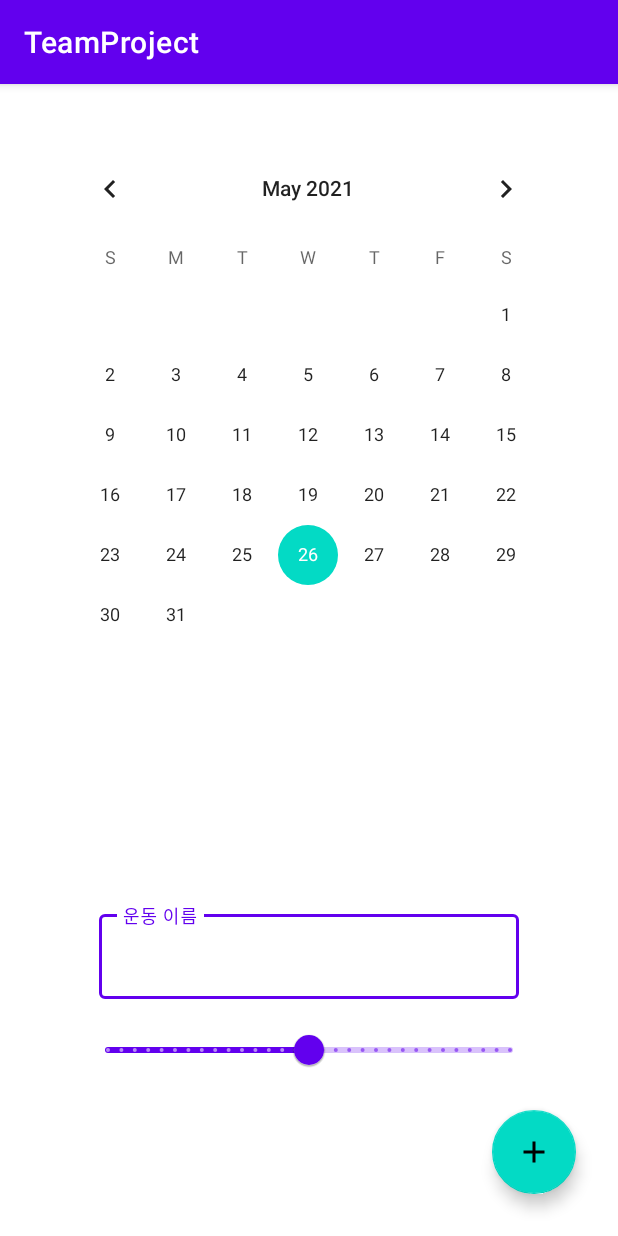
After one commit to DAEHYEONJO/MobileProgramming, an Android app: the CalendarActivity screen opened directly, with no data from a screen before it, on a phone screen of 412 x 824 dp. The commit adds this screen. Run offline under Robolectric (Android 15) with nearby library versions, the phone set to English and light mode, and no system bars.

Commit message:
add calendar view

```diff
--- a/app/src/main/AndroidManifest.xml
+++ b/app/src/main/AndroidManifest.xml
@@ -9,6 +9,7 @@
         android:roundIcon="@mipmap/ic_launcher_round"
         android:supportsRtl="true"
         android:theme="@style/Theme.TeamProject">
+        <activity android:name=".CalendarActivity"></activity>
         <activity android:name=".MainActivity">
             <intent-filter>
                 <action android:name="android.intent.action.MAIN" />
--- /dev/null
+++ b/app/src/main/java/com/example/teamproject/CalendarActivity.kt
@@ -0,0 +1,15 @@
+package com.example.teamproject
+
+import android.os.Bundle
+import androidx.appcompat.app.AppCompatActivity
+
+class CalendarActivity : AppCompatActivity() {
+    override fun onCreate(savedInstanceState: Bundle?) {
+        super.onCreate(savedInstanceState)
+        setContentView(R.layout.activity_calendar)
+        init()
+    }
+    fun init(){
+
+    }
+}
--- /dev/null
+++ b/app/src/main/res/drawable/ic_baseline_add_24.xml
@@ -0,0 +1,5 @@
+<vector android:height="24dp" android:tint="#FFFFFF"
+    android:viewportHeight="24" android:viewportWidth="24"
+    android:width="24dp" xmlns:android="http://schemas.android.com/apk/res/android">
+    <path android:fillColor="@android:color/white" android:pathData="M19,13h-6v6h-2v-6H5v-2h6V5h2v6h6v2z"/>
+</vector>
--- /dev/null
+++ b/app/src/main/res/layout/activity_calendar.xml
@@ -0,0 +1,64 @@
+<?xml version="1.0" encoding="utf-8"?>
+<androidx.constraintlayout.widget.ConstraintLayout xmlns:android="http://schemas.android.com/apk/res/android"
+    xmlns:app="http://schemas.android.com/apk/res-auto"
+    xmlns:tools="http://schemas.android.com/tools"
+    android:layout_width="match_parent"
+    android:layout_height="match_parent"
+    tools:context=".CalendarActivity">
+
+    <com.google.android.material.floatingactionbutton.FloatingActionButton
+        android:id="@+id/floatingActionButton"
+        android:layout_width="wrap_content"
+        android:layout_height="wrap_content"
+        android:layout_marginEnd="28dp"
+        android:layout_marginBottom="28dp"
+        android:clickable="true"
+        android:elevation="12dp"
+        app:layout_constraintBottom_toBottomOf="parent"
+        app:layout_constraintEnd_toEndOf="parent"
+        app:srcCompat="@drawable/ic_baseline_add_24" />
+
+    <CalendarView
+        android:id="@+id/calendarView"
+        android:layout_width="wrap_content"
+        android:layout_height="wrap_content"
+        android:layout_marginTop="36dp"
+        app:layout_constraintEnd_toEndOf="parent"
+        app:layout_constraintHorizontal_bias="0.491"
+        app:layout_constraintStart_toStartOf="parent"
+        app:layout_constraintTop_toTopOf="parent" />
+
+    <LinearLayout
+        android:layout_width="300dp"
+        android:layout_height="wrap_content"
+        android:layout_marginBottom="100dp"
+        android:orientation="vertical"
+        app:layout_constraintBottom_toBottomOf="parent"
+        app:layout_constraintEnd_toEndOf="parent"
+        app:layout_constraintStart_toStartOf="parent">
+
+        <com.google.android.material.textfield.TextInputLayout
+            android:id="@+id/textField"
+            style="@style/Widget.MaterialComponents.TextInputLayout.OutlinedBox"
+            android:layout_width="match_parent"
+            android:layout_height="wrap_content"
+            android:hint="@string/routine_name"
+            android:padding="10dp">
+
+            <com.google.android.material.textfield.TextInputEditText
+                android:layout_width="match_parent"
+                android:layout_height="match_parent" />
+
+        </com.google.android.material.textfield.TextInputLayout>
+
+        <com.google.android.material.slider.Slider
+            android:layout_height="wrap_content"
+            android:layout_width="wrap_content"
+            android:stepSize="1.0"
+            android:valueFrom="0.0"
+            android:valueTo="30.0"
+            android:value="15.0"/>
+    </LinearLayout>
+
+
+</androidx.constraintlayout.widget.ConstraintLayout>
--- a/app/src/main/res/values/strings.xml
+++ b/app/src/main/res/values/strings.xml
@@ -1,3 +1,5 @@
 <resources>
     <string name="app_name">TeamProject</string>
+    <string name="routine_name">운동 이름</string>
+    <string name="routine_repeat">횟수</string>
 </resources>
```
